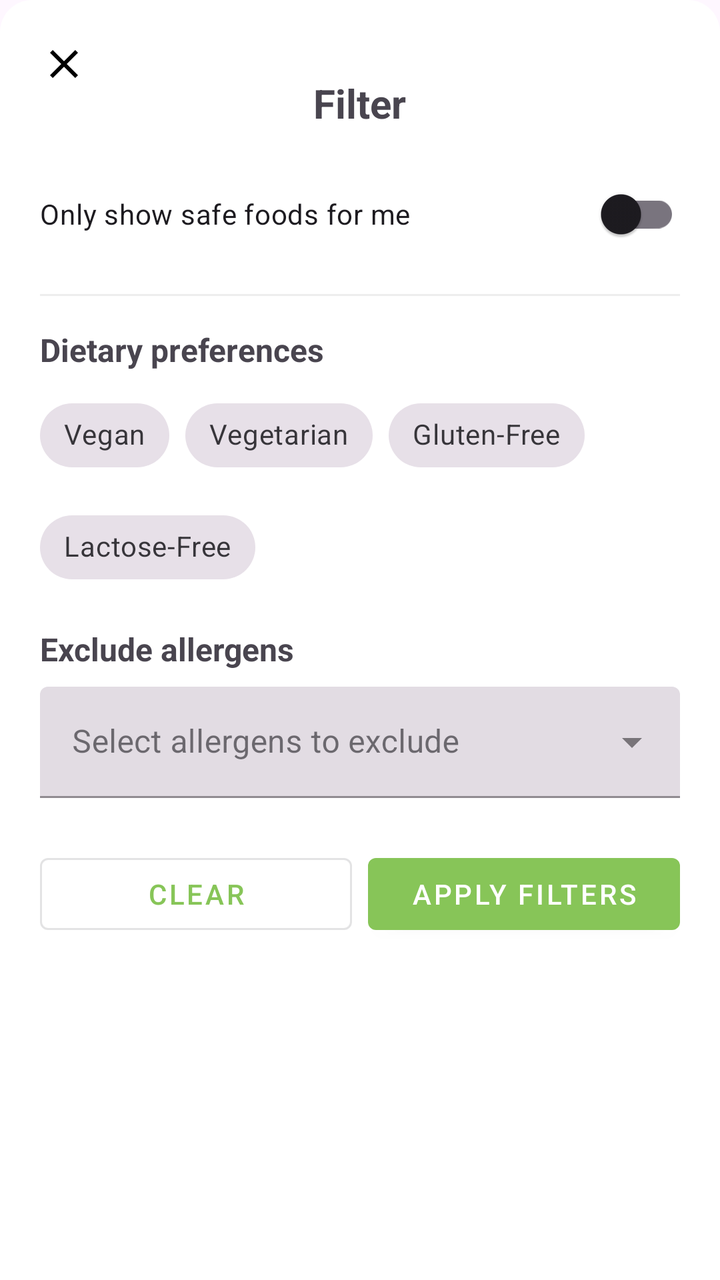
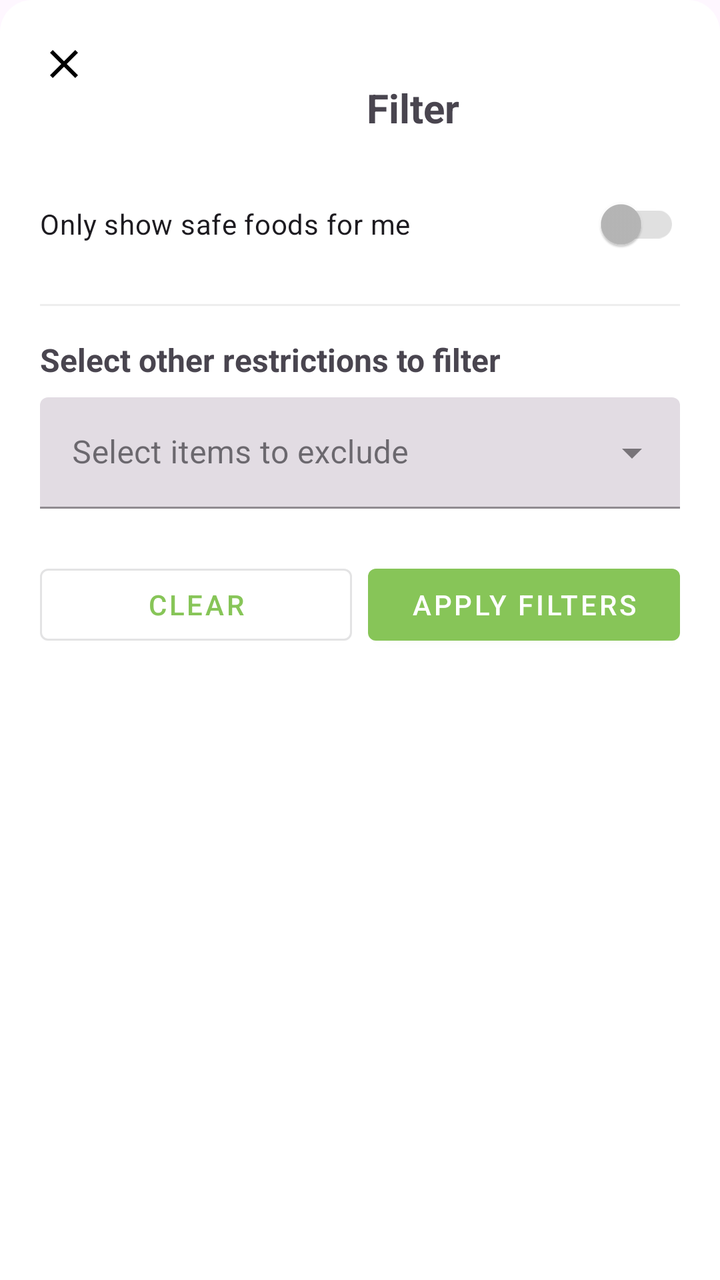

Screens rendered from an Android XML layout before and after an edit, with the pre-edit source and the edit as a unified diff.
<!-- AndroidManifest.xml: application theme Theme.FoodSafe -->
<!-- res/layout/fragment_filter_modal.xml -->
<?xml version="1.0" encoding="utf-8"?>
<LinearLayout
    xmlns:android="http://schemas.android.com/apk/res/android"
    xmlns:app="http://schemas.android.com/apk/res-auto"
    xmlns:tools="http://schemas.android.com/tools"
    android:layout_width="match_parent"
    android:layout_height="wrap_content"
    android:orientation="vertical"
    android:padding="20dp"
    android:background="@drawable/bottom_sheet_background">

    <RelativeLayout
        android:layout_width="match_parent"
        android:layout_height="63dp"
        android:paddingBottom="16dp">

        <ImageView
            android:id="@+id/iv_close_modal"
            android:layout_width="24dp"
            android:layout_height="24dp"
            android:layout_alignParentStart="true"
            android:background="?attr/selectableItemBackgroundBorderless"
            android:clickable="true"
            android:focusable="true"
            android:src="@drawable/ic_close"
            tools:ignore="ContentDescription" />

        <TextView
            android:layout_width="wrap_content"
            android:layout_height="wrap_content"
            android:layout_centerInParent="true"
            android:text="Filter"
            android:textSize="20sp"
            android:textStyle="bold"
            tools:ignore="HardcodedText" />

    </RelativeLayout>

    <com.google.android.material.switchmaterial.SwitchMaterial
        android:id="@+id/switch_only_safe"
        android:layout_width="match_parent"
        android:layout_height="wrap_content"
        android:text="Only show safe foods for me"
        android:layout_marginBottom="16dp"/>

    <View
        android:layout_width="match_parent"
        android:layout_height="1dp"
        android:background="#EEEEEE"
        android:layout_marginBottom="16dp" />

    <TextView
        android:layout_width="match_parent"
        android:layout_height="wrap_content"
        android:text="Dietary preferences"
        android:textSize="16sp"
        android:textStyle="bold"
        android:layout_marginBottom="8dp" />

    <com.google.android.material.chip.ChipGroup
        android:id="@+id/chip_group_dietary"
        android:layout_width="match_parent"
        android:layout_height="wrap_content"
        android:layout_marginBottom="16dp">

        <com.google.android.material.chip.Chip
            android:id="@+id/chip_vegan"
            style="@style/Widget.MaterialComponents.Chip.Filter"
            android:layout_width="wrap_content"
            android:layout_height="wrap_content"
            android:text="Vegan" />

        <com.google.android.material.chip.Chip
            android:id="@+id/chip_vegetarian"
            style="@style/Widget.MaterialComponents.Chip.Filter"
            android:layout_width="wrap_content"
            android:layout_height="wrap_content"
            android:text="Vegetarian" />

        <com.google.android.material.chip.Chip
            android:id="@+id/chip_gluten_free"
            style="@style/Widget.MaterialComponents.Chip.Filter"
            android:layout_width="wrap_content"
            android:layout_height="wrap_content"
            android:text="Gluten-Free" />

        <com.google.android.material.chip.Chip
            android:id="@+id/chip_lactose_free"
            style="@style/Widget.MaterialComponents.Chip.Filter"
            android:layout_width="wrap_content"
            android:layout_height="wrap_content"
            android:text="Lactose-Free" />

    </com.google.android.material.chip.ChipGroup>

    <TextView
        android:layout_width="match_parent"
        android:layout_height="wrap_content"
        android:text="Exclude allergens"
        android:textSize="16sp"
        android:textStyle="bold"
        android:layout_marginBottom="8dp" />

    <com.google.android.material.textfield.TextInputLayout
        android:id="@+id/til_exclude_allergens"
        style="@style/Widget.MaterialComponents.TextInputLayout.FilledBox.ExposedDropdownMenu"
        android:layout_width="match_parent"
        android:layout_height="wrap_content"
        android:layout_marginBottom="24dp">

        <AutoCompleteTextView
            android:id="@+id/et_exclude_allergens"
            android:layout_width="match_parent"
            android:layout_height="wrap_content"
            android:hint="Select allergens to exclude"
            android:inputType="none" />
    </com.google.android.material.textfield.TextInputLayout>

    <LinearLayout
        android:layout_width="match_parent"
        android:layout_height="wrap_content"
        android:orientation="horizontal">

        <Button
            android:id="@+id/btn_clear_filters"
            android:layout_width="0dp"
            android:layout_weight="1"
            android:layout_height="wrap_content"
            android:text="Clear"
            style="@style/Widget.MaterialComponents.Button.OutlinedButton"
            android:layout_marginEnd="8dp"/>

        <Button
            android:id="@+id/btn_apply_filters"
            android:layout_width="0dp"
            android:layout_weight="1"
            android:layout_height="wrap_content"
            android:text="Apply filters"
            style="@style/Widget.MaterialComponents.Button"/>

    </LinearLayout>

</LinearLayout>
<!-- resources referenced by this layout -->
<resources>
  <!-- drawable bottom_sheet_background (drawable) -->
  <?xml version="1.0" encoding="utf-8"?>
  <shape xmlns:android="http://schemas.android.com/apk/res/android">
      <solid android:color="@android:color/white"/>
      <corners android:topLeftRadius="16dp" android:topRightRadius="16dp"/>
  </shape>
  <!-- drawable ic_close (drawable) -->
  <vector xmlns:android="http://schemas.android.com/apk/res/android" android:height="24dp" android:tint="#000000" android:viewportHeight="24" android:viewportWidth="24" android:width="24dp">
        
      <path android:fillColor="@android:color/white" android:pathData="M19,6.41L17.59,5 12,10.59 6.41,5 5,6.41 10.59,12 5,17.59 6.41,19 12,13.41 17.59,19 19,17.59 13.41,12z"/>
      
  </vector>
  <style name="Theme.FoodSafe" parent="Theme.Material3.Light.NoActionBar">
          
          <item name="colorPrimary">@color/colorPrimary</item>
          <item name="colorPrimaryVariant">@color/colorPrimaryDark</item>
          <item name="colorOnPrimary">@color/colorOnPrimary</item>
  
          <item name="colorSecondary">@color/colorSecondary</item>
          <item name="colorSecondaryVariant">@color/colorAccent</item>
          <item name="colorOnSecondary">@color/colorOnSecondary</item>
  
          <item name="android:statusBarColor">?attr/colorPrimaryDark</item>
  
      </style>
  <color name="colorPrimary">#87C558</color>
  <color name="colorPrimaryDark">#388E3C</color>
  <color name="colorOnPrimary">#FFFFFF</color>
  <color name="colorSecondary">#4CAF50</color>
  <color name="colorAccent">#FFC107</color>
  <color name="colorOnSecondary">#FFFFFF</color>
</resources>

<!-- the commit's change to res/layout/fragment_filter_modal.xml (unified diff, before → after) -->
@@ -10,8 +10,8 @@
     android:background="@drawable/bottom_sheet_background">
 
     <RelativeLayout
-        android:layout_width="match_parent"
-        android:layout_height="63dp"
+        android:layout_width="373dp"
+        android:layout_height="68dp"
         android:paddingBottom="16dp">
 
         <ImageView
@@ -41,7 +41,9 @@
         android:layout_width="match_parent"
         android:layout_height="wrap_content"
         android:text="Only show safe foods for me"
-        android:layout_marginBottom="16dp"/>
+        android:layout_marginBottom="16dp"
+        app:thumbTint="@color/switch_thumb_selector"
+        app:trackTint="@color/switch_track_selector" />
 
     <View
         android:layout_width="match_parent"
@@ -52,51 +54,7 @@
     <TextView
         android:layout_width="match_parent"
         android:layout_height="wrap_content"
-        android:text="Dietary preferences"
-        android:textSize="16sp"
-        android:textStyle="bold"
-        android:layout_marginBottom="8dp" />
-
-    <com.google.android.material.chip.ChipGroup
-        android:id="@+id/chip_group_dietary"
-        android:layout_width="match_parent"
-        android:layout_height="wrap_content"
-        android:layout_marginBottom="16dp">
-
-        <com.google.android.material.chip.Chip
-            android:id="@+id/chip_vegan"
-            style="@style/Widget.MaterialComponents.Chip.Filter"
-            android:layout_width="wrap_content"
-            android:layout_height="wrap_content"
-            android:text="Vegan" />
-
-        <com.google.android.material.chip.Chip
-            android:id="@+id/chip_vegetarian"
-            style="@style/Widget.MaterialComponents.Chip.Filter"
-            android:layout_width="wrap_content"
-            android:layout_height="wrap_content"
-            android:text="Vegetarian" />
-
-        <com.google.android.material.chip.Chip
-            android:id="@+id/chip_gluten_free"
-            style="@style/Widget.MaterialComponents.Chip.Filter"
-            android:layout_width="wrap_content"
-            android:layout_height="wrap_content"
-            android:text="Gluten-Free" />
-
-        <com.google.android.material.chip.Chip
-            android:id="@+id/chip_lactose_free"
-            style="@style/Widget.MaterialComponents.Chip.Filter"
-            android:layout_width="wrap_content"
-            android:layout_height="wrap_content"
-            android:text="Lactose-Free" />
-
-    </com.google.android.material.chip.ChipGroup>
-
-    <TextView
-        android:layout_width="match_parent"
-        android:layout_height="wrap_content"
-        android:text="Exclude allergens"
+        android:text="Select other restrictions to filter"
         android:textSize="16sp"
         android:textStyle="bold"
         android:layout_marginBottom="8dp" />
@@ -112,7 +70,7 @@
             android:id="@+id/et_exclude_allergens"
             android:layout_width="match_parent"
             android:layout_height="wrap_content"
-            android:hint="Select allergens to exclude"
+            android:hint="Select items to exclude"
             android:inputType="none" />
     </com.google.android.material.textfield.TextInputLayout>
 
